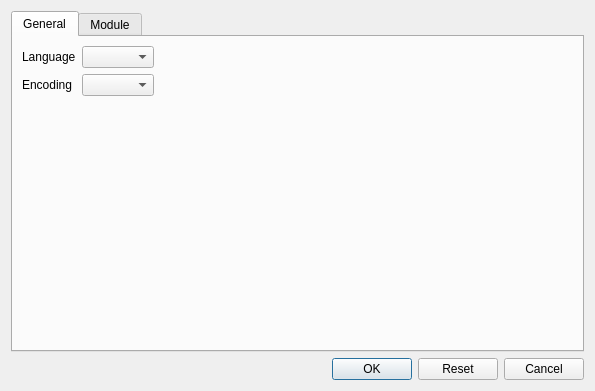
Above: src/ui/settingsdialog.ui from metaxy/openBibleViewer before the change. Below: the same form after it.
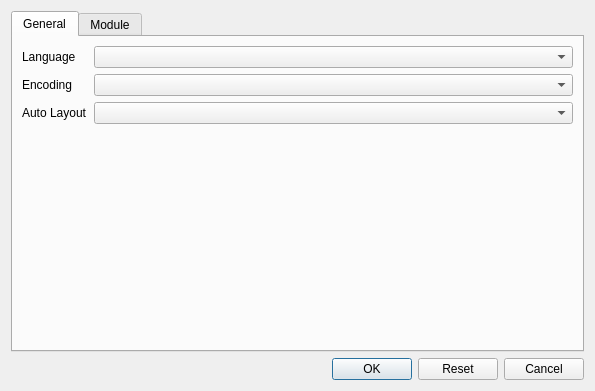
That is the form after the change. The open tabs and pages were chosen to show the change. Icons and pictures are not drawn.

```diff
--- a/src/ui/settingsdialog.ui
+++ b/src/ui/settingsdialog.ui
@@ -23,7 +23,7 @@
       </sizepolicy>
      </property>
      <property name="currentIndex">
-      <number>1</number>
+      <number>0</number>
      </property>
      <widget class="QWidget" name="tab">
       <attribute name="title">
@@ -32,9 +32,6 @@
       <layout class="QVBoxLayout" name="verticalLayout_4">
        <item>
         <layout class="QFormLayout" name="formLayout">
-         <property name="fieldGrowthPolicy">
-          <enum>QFormLayout::ExpandingFieldsGrow</enum>
-         </property>
          <item row="0" column="0">
           <widget class="QLabel" name="label_3">
            <property name="text">
@@ -45,16 +42,26 @@
          <item row="0" column="1">
           <widget class="QComboBox" name="comboBox_language"/>
          </item>
-         <item row="3" column="0">
+         <item row="1" column="0">
           <widget class="QLabel" name="label">
            <property name="text">
             <string>Encoding</string>
            </property>
           </widget>
          </item>
-         <item row="3" column="1">
+         <item row="1" column="1">
           <widget class="QComboBox" name="comboBox_encoding"/>
          </item>
+         <item row="2" column="0">
+          <widget class="QLabel" name="label_2">
+           <property name="text">
+            <string>Auto Layout</string>
+           </property>
+          </widget>
+         </item>
+         <item row="2" column="1">
+          <widget class="QComboBox" name="comboBox_autoLayout"/>
+         </item>
         </layout>
        </item>
       </layout>
```
